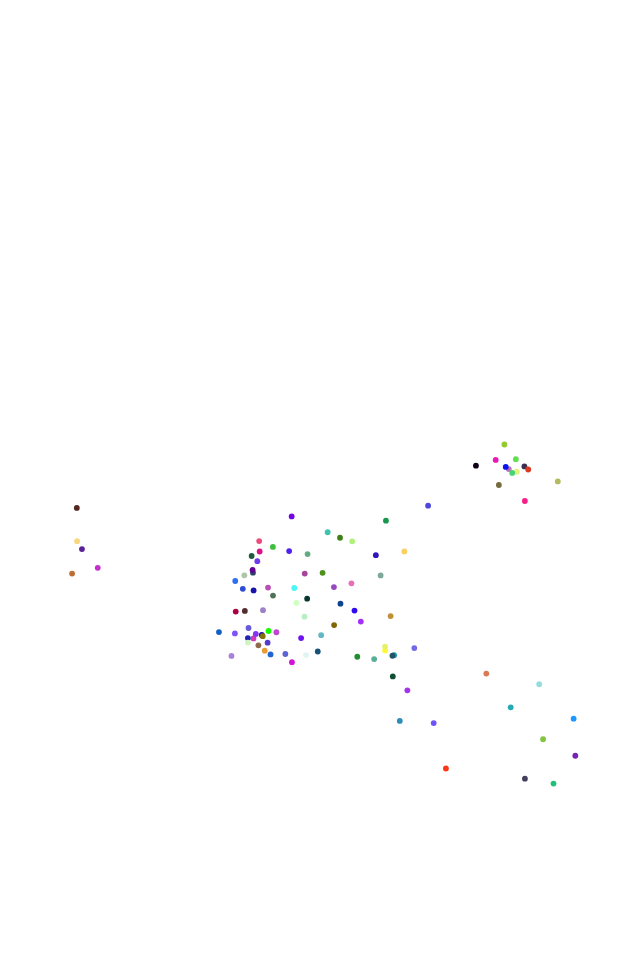
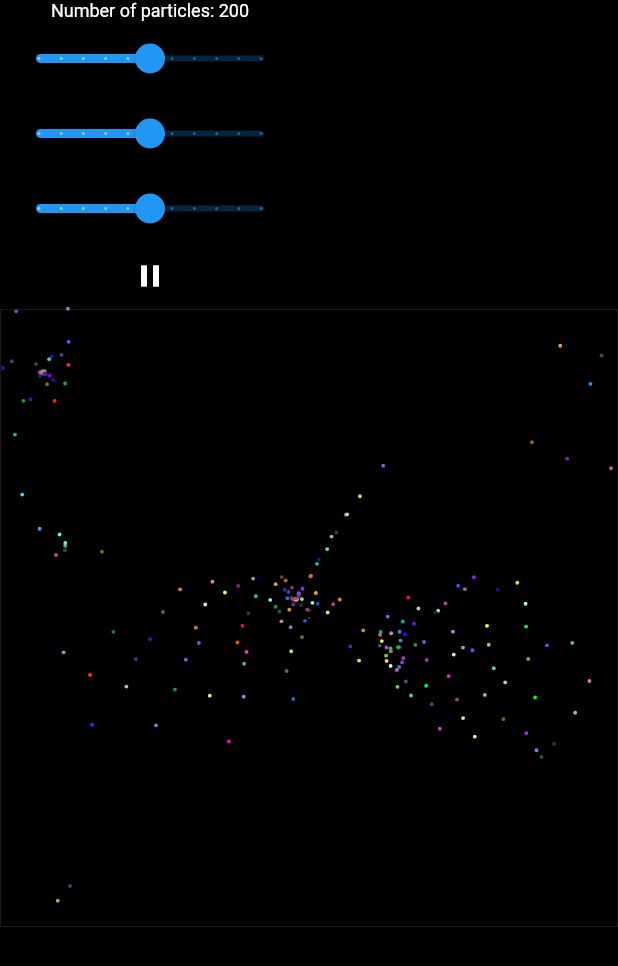
Before and after one commit to JohnSeavon/flocking_simulation, a Flutter app: the screen it shows after launch, on a phone screen of 412 x 824 dp. Shown: the top 966 px of the screen. Run offline on Flutter 3.47's test engine with Material 2 defaults, Android fonts, the phone set to English and light mode, and no system bars.

```diff
--- a/lib/app_widget.dart
+++ b/lib/app_widget.dart
@@ -12,26 +12,37 @@ class AppWidget extends StatefulWidget {
 }
 
 class _AppWidgetState extends State<AppWidget> {
-  final flock = List<Boid>.generate(100, (index) => Boid());
+  double _alignSlider = 1;
+  double _cohesionSlider = 1;
+  double _separationSlider = 1;
+  bool _isPaused = false;
+
+  final flock = List<Boid>.generate(200, (index) => Boid());
   late Timer timer;
   @override
   void initState() {
     super.initState();
     const duration = Duration(milliseconds: 33);
     timer = Timer.periodic(duration, (timer) {
+      if (!_isPaused) {
         setState(() {
           for (var boid in flock) {
-          boid.flock(flock);
+            boid.flock(flock, _alignSlider, _cohesionSlider, _separationSlider);
             boid.updatePosition();
           }
         });
+      }
     });
   }
 
   @override
   Widget build(BuildContext context) {
-    return SafeArea(
+    return Scaffold(
+      backgroundColor: Colors.black,
+      body: SafeArea(
         child: Stack(
+          children: [
+            Column(
               children: [
                 Text(
                   'Number of particles: ${flock.length}',
@@ -40,7 +51,70 @@ class _AppWidgetState extends State<AppWidget> {
                       .bodySmall!
                       .copyWith(color: Colors.white),
                 ),
-          Center(
+                SizedBox(
+                  width: 200,
+                  height: 50,
+                  child: Slider(
+                    value: _alignSlider,
+                    min: 0,
+                    max: 2,
+                    divisions: 10,
+                    onChanged: ((double value) {
+                      setState(() {
+                        _alignSlider = value;
+                      });
+                    }),
+                  ),
+                ),
+                SizedBox(
+                  width: 200,
+                  height: 50,
+                  child: Slider(
+                    value: _cohesionSlider,
+                    min: 0,
+                    max: 2,
+                    divisions: 10,
+                    onChanged: ((double value) {
+                      setState(() {
+                        _cohesionSlider = value;
+                      });
+                    }),
+                  ),
+                ),
+                SizedBox(
+                  width: 200,
+                  height: 50,
+                  child: Slider(
+                    value: _separationSlider,
+                    min: 0,
+                    max: 2,
+                    divisions: 10,
+                    onChanged: ((double value) {
+                      setState(() {
+                        _separationSlider = value;
+                      });
+                    }),
+                  ),
+                ),
+                SizedBox(
+                  width: 50,
+                  height: 25,
+                  child: TextButton(
+                    onPressed: () {
+                      setState(() {
+                        _isPaused = !_isPaused;
+                      });
+                    },
+                    child: Icon(
+                      (_isPaused) ? Icons.play_arrow : Icons.pause,
+                      color: Colors.white,
+                    ),
+                  ),
+                ),
+              ],
+            ),
+            IgnorePointer(
+              child: Center(
                 child: FittedBox(
                   child: Container(
                     width: Utils.width,
@@ -53,7 +127,9 @@ class _AppWidgetState extends State<AppWidget> {
                   ),
                 ),
               ),
-          Center(
+            ),
+            IgnorePointer(
+              child: Center(
                 child: FittedBox(
                   child: SizedBox(
                     width: Utils.width,
@@ -64,7 +140,9 @@ class _AppWidgetState extends State<AppWidget> {
                   ),
                 ),
               ),
+            ),
           ],
+        ),
       ),
     );
   }
--- a/lib/boid.dart
+++ b/lib/boid.dart
@@ -54,7 +54,11 @@ class Boid {
       if (other != this && d < perceptionRadius) {
         Vector2 diff = Vector2(position.x, position.y);
         diff.sub(other.position);
-        diff /= d;
+        if (d != 0) {
+          diff /= d;
+        } else {
+          diff /= 0.1;
+        }
         steering.add(diff);
         total++;
       }
@@ -89,10 +93,20 @@ class Boid {
     return steering;
   }
 
-  flock(List<Boid> boids) {
+  flock(
+    List<Boid> boids,
+    double alignValue,
+    double cohesionValue,
+    double separationValue,
+  ) {
     Vector2 alignment = align(boids);
     Vector2 cohesion = this.cohesion(boids);
     Vector2 separation = this.separation(boids);
+
+    alignment.scale(alignValue);
+    cohesion.scale(cohesionValue);
+    separation.scale(separationValue);
+
     acceleration.add(separation);
     acceleration.add(alignment);
     acceleration.add(cohesion);
--- a/lib/flock_painter.dart
+++ b/lib/flock_painter.dart
@@ -13,7 +13,7 @@ class FlockPainter extends CustomPainter {
   FlockPainter(this.flock);
   @override
   void paint(Canvas canvas, Size size) {
-    const radius = 3.0;
+    const radius = 2.0;
     final List<double> position = [size.width / 2, size.height / 2];
     final paintCenter = Paint()..color = Colors.white30;
     canvas.drawCircle(Offset(position[0], position[1]), 1, paintCenter);
@@ -22,6 +22,7 @@ class FlockPainter extends CustomPainter {
       final randompaint = Paint()
         ..color =
             Color.fromRGBO(boid.color[0], boid.color[1], boid.color[2], 1);
+      if (!boid.position.isNaN) {
         canvas.drawCircle(
           Offset(
             boid.position.x,
@@ -32,6 +33,7 @@ class FlockPainter extends CustomPainter {
         );
       }
     }
+  }
 
   @override
   bool shouldRepaint(covariant CustomPainter oldDelegate) {
--- a/lib/utils.dart
+++ b/lib/utils.dart
@@ -9,5 +9,5 @@ class Utils {
   static int color() => rng.nextDouble() * 256 ~/ 1;
 
   static const width = 640.0;
-  static const height = 360.0;
+  static const height = 640.0;
 }
```
Lines whose indentation alone changed are shown as unchanged.
